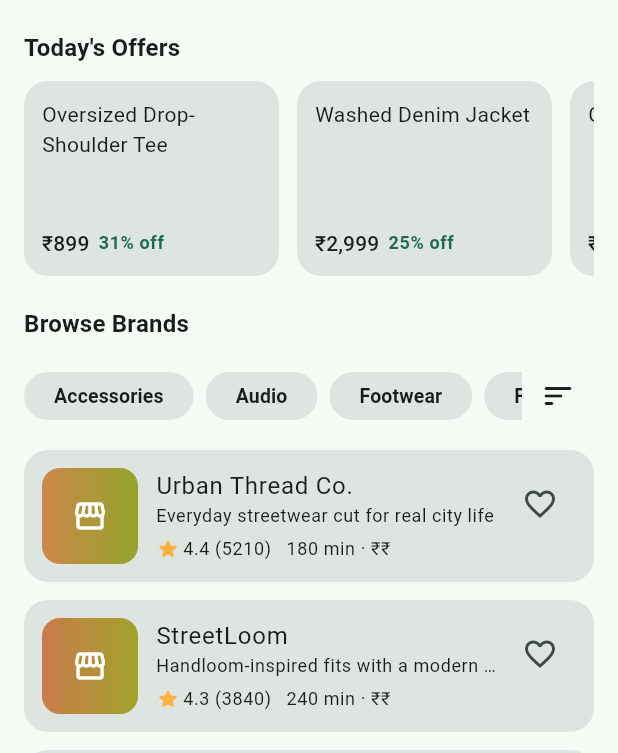
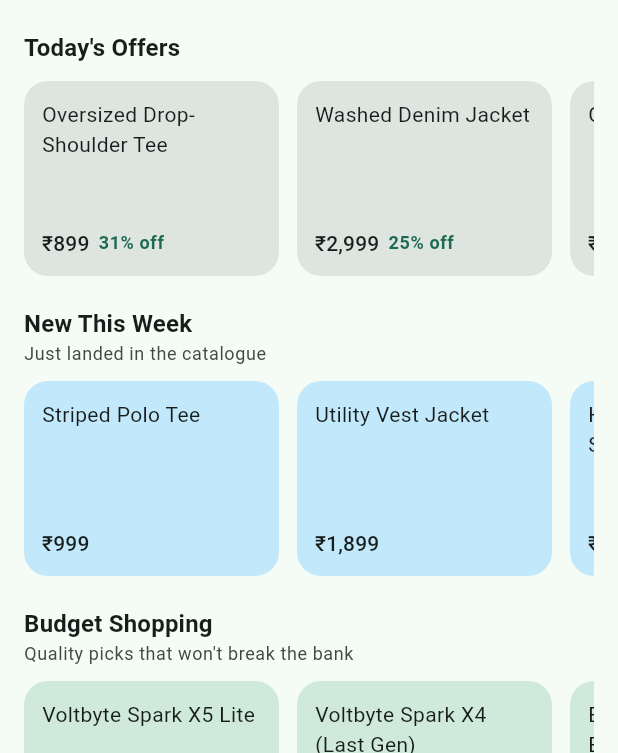
Before and after one commit to baseer-ind/spendzero, a Flutter app: the ShoppingHomeScreen screen opened directly with sample values from the repository, on a phone screen of 412 x 824 dp, the part 483-1236 px from its top. Run offline on Flutter 3.47's test engine with Material 3 defaults, Android fonts, the phone set to English and light mode, and no system bars; our stand-ins replace flutter_riverpod, go_router, shared_preferences; accounts and stored records are empty.

Commit message:
Add Shopping collections (New This Week, Budget Shopping, Premium Picks) with personalization hooks
Co-Authored-By: Claude Sonnet 4.6 <noreply@anthropic.com>
Claude-Session: https://claude.ai/code/session_01S7u3SjfHsAmfGEPtn8aiL6

```diff
--- a/spendzero/mobile/lib/core/data/local/shopping_seed_data.dart
+++ b/spendzero/mobile/lib/core/data/local/shopping_seed_data.dart
@@ -3390,3 +3390,17 @@ List<ShoppingProduct> trendingShoppingProducts() =>
 
 List<ShoppingProduct> bestSellerShoppingProducts() =>
     allShoppingProducts.where((p) => p.isBestSeller).toList();
+
+/// Budget-friendly picks for cost-conscious shoppers.
+List<ShoppingProduct> budgetShopping() =>
+    allShoppingProducts.where((p) => p.tags.contains('budget')).toList();
+
+/// Higher price-tier, premium-feel picks.
+List<ShoppingProduct> premiumPicks() => (allShoppingProducts.toList()
+      ..sort((a, b) => b.pricePaise.compareTo(a.pricePaise)))
+    .take(12)
+    .toList();
+
+/// Fresh-in-stock items for the "New This Week" collection.
+List<ShoppingProduct> newThisWeek() =>
+    allShoppingProducts.where((p) => p.isNewArrival).toList();
--- a/spendzero/mobile/lib/features/shopping/presentation/shopping_home_screen.dart
+++ b/spendzero/mobile/lib/features/shopping/presentation/shopping_home_screen.dart
@@ -8,6 +8,7 @@ import 'package:go_router/go_router.dart';
 import 'package:shared_preferences/shared_preferences.dart';
 
 import '../../../core/data/local/fictional_apps_seed.dart';
+import '../../../core/data/local/personalization_store.dart';
 import '../../../core/data/local/shopping_seed_data.dart';
 import '../../../core/data/local/wishlist_store.dart';
 import '../../../core/models/category.dart';
@@ -114,6 +115,9 @@ class _ShoppingHomeScreenState extends ConsumerState<ShoppingHomeScreen> {
     super.initState();
     _selectedCategory = _defaultCategoryFilter(widget.category.id);
     _loadRecentlyViewed();
+    Future.microtask(
+      () => ref.read(personalizationProvider.notifier).recordCategoryView(widget.category.id),
+    );
   }
 
   Future<void> _loadRecentlyViewed() async {
@@ -145,6 +149,7 @@ class _ShoppingHomeScreenState extends ConsumerState<ShoppingHomeScreen> {
 
   void _openBrand(ShoppingBrand brand) async {
     await RecentlyViewedShoppingBrand().recordView(brand.id);
+    ref.read(personalizationProvider.notifier).recordAppView(_appIdFor(brand.id));
     if (!mounted) return;
     context.push('/shopping/${widget.category.id}/brand/${brand.id}');
   }
@@ -204,6 +209,30 @@ class _ShoppingHomeScreenState extends ConsumerState<ShoppingHomeScreen> {
                     : _OffersRail(items: items),
                 loading: () => const _RailSkeleton(title: "Today's Offers"),
                 error: (_, __) => const SizedBox.shrink(),
+              ),
+              const SizedBox(height: 20),
+              _ShoppingCollectionRail(
+                title: 'New This Week',
+                subtitle: 'Just landed in the catalogue',
+                items: newThisWeek(),
+                accentColor: (c) => Theme.of(c).colorScheme.tertiaryContainer,
+                categoryId: widget.category.id,
+              ),
+              const SizedBox(height: 20),
+              _ShoppingCollectionRail(
+                title: 'Budget Shopping',
+                subtitle: 'Quality picks that won\'t break the bank',
+                items: budgetShopping(),
+                accentColor: (c) => Theme.of(c).colorScheme.secondaryContainer,
+                categoryId: widget.category.id,
+              ),
+              const SizedBox(height: 20),
+              _ShoppingCollectionRail(
+                title: 'Premium Picks',
+                subtitle: 'Top-tier pieces worth the splurge',
+                items: premiumPicks(),
+                accentColor: (c) => Theme.of(c).colorScheme.primaryContainer,
+                categoryId: widget.category.id,
               ),
               const SizedBox(height: 20),
               if (savedBrands.isNotEmpty) ...[
@@ -418,6 +447,82 @@ class _BrandRailCard extends StatelessWidget {
           ],
         ),
       ),
+    );
+  }
+}
+
+/// Generic horizontal rail for a curated [ShoppingProduct] collection
+/// (Budget Shopping, Premium Picks, New This Week, ...). Each card opens
+/// the product's brand and records personalization signals.
+class _ShoppingCollectionRail extends ConsumerWidget {
+  const _ShoppingCollectionRail({
+    required this.title,
+    required this.subtitle,
+    required this.items,
+    required this.accentColor,
+    required this.categoryId,
+  });
+
+  final String title;
+  final String subtitle;
+  final List<ShoppingProduct> items;
+  final Color Function(BuildContext) accentColor;
+  final String categoryId;
+
+  @override
+  Widget build(BuildContext context, WidgetRef ref) {
+    if (items.isEmpty) return const SizedBox.shrink();
+    final colors = accentColor(context);
+    return Column(
+      crossAxisAlignment: CrossAxisAlignment.start,
+      children: [
+        Text(title, style: Theme.of(context).textTheme.titleMedium),
+        Text(
+          subtitle,
+          style: Theme.of(context).textTheme.bodySmall?.copyWith(
+                color: Theme.of(context).colorScheme.onSurfaceVariant,
+              ),
+        ),
+        const SizedBox(height: 10),
+        SizedBox(
+          height: 130,
+          child: ListView.separated(
+            scrollDirection: Axis.horizontal,
+            itemCount: items.length,
+            separatorBuilder: (_, __) => const SizedBox(width: 12),
+            itemBuilder: (context, index) {
+              final item = items[index];
+              return Material(
+                color: colors,
+                borderRadius: BorderRadius.circular(16),
+                child: InkWell(
+                  borderRadius: BorderRadius.circular(16),
+                  onTap: () async {
+                    await RecentlyViewedShoppingBrand().recordView(item.brandId);
+                    final personalization = ref.read(personalizationProvider.notifier);
+                    personalization.recordPriceView(item.pricePaise);
+                    if (context.mounted) {
+                      context.push('/shopping/$categoryId/brand/${item.brandId}');
+                    }
+                  },
+                  child: Container(
+                    width: 170,
+                    padding: const EdgeInsets.all(12),
+                    child: Column(
+                      crossAxisAlignment: CrossAxisAlignment.start,
+                      children: [
+                        Text(item.name, maxLines: 2, overflow: TextOverflow.ellipsis, style: Theme.of(context).textTheme.bodyMedium),
+                        const Spacer(),
+                        Text(formatPaise(item.pricePaise), style: Theme.of(context).textTheme.titleSmall),
+                      ],
+                    ),
+                  ),
+                ),
+              );
+            },
+          ),
+        ),
+      ],
     );
   }
 }
```
